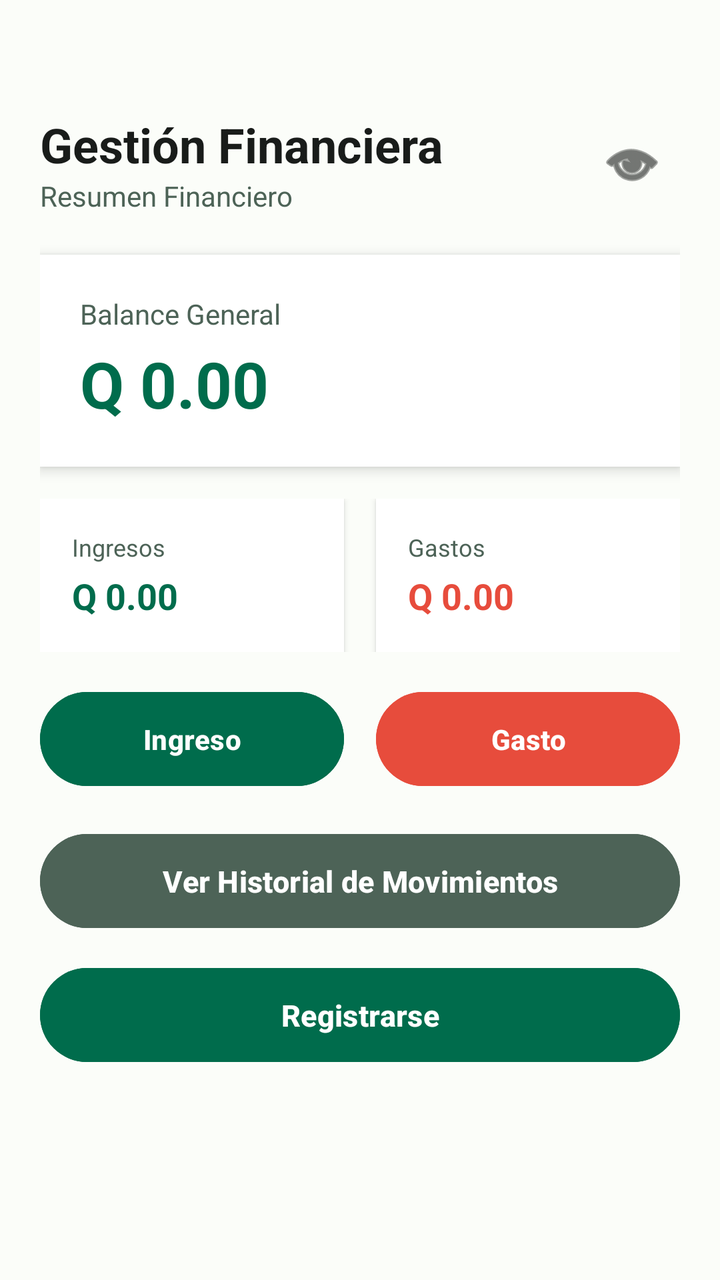
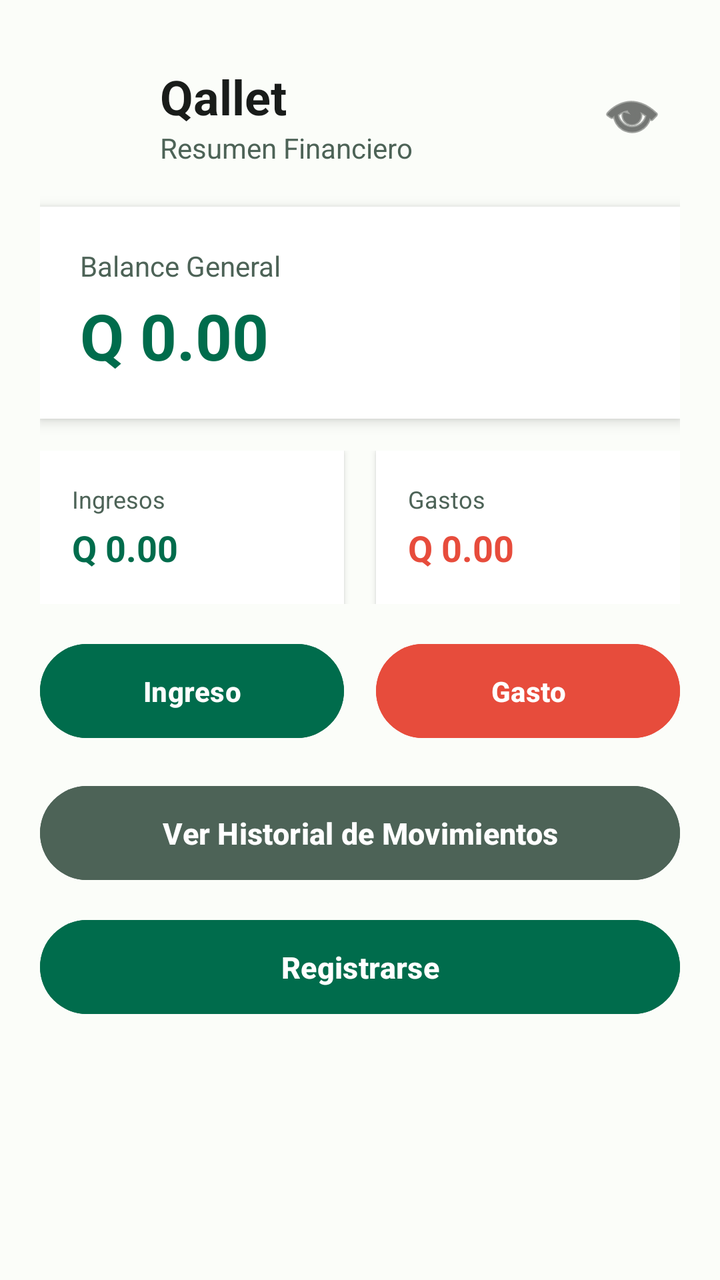

Compare the two renders of this Android layout. The source of the first and the diff that turns it into the second are given below.
<!-- AndroidManifest.xml: application theme Theme.AppFinanzas -->
<!-- res/layout/activity_main.xml -->
<?xml version="1.0" encoding="utf-8"?>
<LinearLayout xmlns:android="http://schemas.android.com/apk/res/android"
    xmlns:app="http://schemas.android.com/apk/res-auto"
    android:layout_width="match_parent"
    android:layout_height="match_parent"
    android:orientation="vertical"
    android:paddingStart="20dp"
    android:paddingEnd="20dp"
    android:paddingBottom="20dp"
    android:paddingTop="56dp"
    android:background="@color/colorBackground">

    
    <LinearLayout
        android:layout_width="match_parent"
        android:layout_height="wrap_content"
        android:orientation="horizontal"
        android:gravity="center_vertical"
        android:layout_marginBottom="20dp">

        <LinearLayout
            android:layout_width="0dp"
            android:layout_height="wrap_content"
            android:layout_weight="1"
            android:orientation="vertical">

            <TextView
                android:id="@+id/tvBienvenida"
                android:layout_width="wrap_content"
                android:layout_height="wrap_content"
                android:text="Gestión Financiera"
                android:textColor="@color/colorOnSurface"
                android:textSize="24sp"
                android:textStyle="bold" />

            <TextView
                android:id="@+id/tvSubtitulo"
                android:layout_width="wrap_content"
                android:layout_height="wrap_content"
                android:text="Resumen Financiero"
                android:textSize="14sp"
                android:textColor="@color/colorSecondary" />
        </LinearLayout>

        
        <ImageButton
            android:id="@+id/btnOcultarSaldo"
            android:layout_width="48dp"
            android:layout_height="48dp"
            android:background="?attr/selectableItemBackgroundBorderless"
            android:src="@android:drawable/ic_menu_view"
            app:tint="@color/colorOnSurface"
            android:contentDescription="Ocultar o mostrar saldo" />
    </LinearLayout>

    
    <LinearLayout
        android:layout_width="match_parent"
        android:layout_height="wrap_content"
        android:orientation="vertical"
        android:background="@color/colorSurface"
        android:padding="20dp"
        android:elevation="4dp"
        android:layout_marginBottom="16dp">

        <TextView
            android:layout_width="wrap_content"
            android:layout_height="wrap_content"
            android:text="Balance General"
            android:textSize="14sp"
            android:textColor="@color/colorSecondary" />

        <TextView
            android:id="@+id/tvBalanceTotal"
            android:layout_width="wrap_content"
            android:layout_height="wrap_content"
            android:text="Q 0.00"
            android:textSize="32sp"
            android:textStyle="bold"
            android:textColor="@color/colorPrimary"
            android:layout_marginTop="4dp" />
    </LinearLayout>

    
    <LinearLayout
        android:layout_width="match_parent"
        android:layout_height="wrap_content"
        android:orientation="horizontal"
        android:layout_marginBottom="16dp">

        
        <LinearLayout
            android:layout_width="0dp"
            android:layout_height="wrap_content"
            android:layout_weight="1"
            android:orientation="vertical"
            android:background="@color/colorSurface"
            android:padding="16dp"
            android:elevation="2dp"
            android:layout_marginEnd="8dp">

            <TextView
                android:layout_width="wrap_content"
                android:layout_height="wrap_content"
                android:text="Ingresos"
                android:textSize="12sp"
                android:textColor="@color/colorSecondary" />

            <TextView
                android:id="@+id/tvIngresosTotal"
                android:layout_width="wrap_content"
                android:layout_height="wrap_content"
                android:text="Q 0.00"
                android:textSize="18sp"
                android:textStyle="bold"
                android:textColor="@color/colorPrimary"
                android:layout_marginTop="4dp" />
        </LinearLayout>

        
        <LinearLayout
            android:layout_width="0dp"
            android:layout_height="wrap_content"
            android:layout_weight="1"
            android:orientation="vertical"
            android:background="@color/colorSurface"
            android:padding="16dp"
            android:elevation="2dp"
            android:layout_marginStart="8dp">

            <TextView
                android:layout_width="wrap_content"
                android:layout_height="wrap_content"
                android:text="Gastos"
                android:textSize="12sp"
                android:textColor="@color/colorSecondary" />

            <TextView
                android:id="@+id/tvGastosTotal"
                android:layout_width="wrap_content"
                android:layout_height="wrap_content"
                android:text="Q 0.00"
                android:textSize="18sp"
                android:textStyle="bold"
                android:textColor="#E74C3C"
                android:layout_marginTop="4dp" />
        </LinearLayout>
    </LinearLayout>

    
    <LinearLayout
        android:layout_width="match_parent"
        android:layout_height="wrap_content"
        android:orientation="horizontal"
        android:weightSum="2"
        android:layout_marginBottom="16dp">

        <Button
            android:id="@+id/btnRegistrarIngreso"
            android:layout_width="0dp"
            android:layout_height="55dp"
            android:layout_weight="1"
            android:layout_marginEnd="8dp"
            android:backgroundTint="@color/colorPrimary"
            android:text="Ingreso"
            android:textColor="@color/colorOnPrimary"
            android:textSize="14sp"
            android:textStyle="bold" />

        <Button
            android:id="@+id/btnRegistrarGasto"
            android:layout_width="0dp"
            android:layout_height="55dp"
            android:layout_weight="1"
            android:layout_marginStart="8dp"
            android:backgroundTint="#E74C3C"
            android:text="Gasto"
            android:textColor="#FFFFFF"
            android:textSize="14sp"
            android:textStyle="bold" />
    </LinearLayout>

    
    <Button
        android:id="@+id/btnVerHistorial"
        android:layout_width="match_parent"
        android:layout_height="55dp"
        android:backgroundTint="@color/colorSecondary"
        android:text="Ver Historial de Movimientos"
        android:textColor="@color/colorOnPrimary"
        android:textSize="15sp"
        android:textStyle="bold" />

    <Button
        android:id="@+id/btnRegistrarseMain"
        android:layout_width="match_parent"
        android:layout_height="55dp"
        android:layout_marginTop="12dp"
        android:backgroundTint="@color/colorPrimary"
        android:text="Registrarse"
        android:textColor="@color/colorOnPrimary"
        android:textSize="15sp"
        android:textStyle="bold" />

</LinearLayout>
<!-- resources referenced by this layout -->
<resources>
  <color name="colorBackground">#FBFDF9</color>
  <color name="colorOnPrimary">#FFFFFF</color>
  <color name="colorOnSurface">#191C1A</color>
  <color name="colorPrimary">#006C4C</color>
  <color name="colorSecondary">#4D6357</color>
  <color name="colorSurface">#FFFFFF</color>
  <style name="Theme.AppFinanzas" parent="Base.Theme.AppFinanzas" />
  <style name="Base.Theme.AppFinanzas" parent="Theme.Material3.DayNight.NoActionBar">
          
          
      </style>
</resources>

<!-- the commit's change to res/layout/activity_main.xml (unified diff, before → after) -->
@@ -7,7 +7,7 @@
     android:paddingStart="20dp"
     android:paddingEnd="20dp"
     android:paddingBottom="20dp"
-    android:paddingTop="56dp"
+    android:paddingTop="32dp"
     android:background="@color/colorBackground">
 
     
@@ -18,6 +18,14 @@
         android:gravity="center_vertical"
         android:layout_marginBottom="20dp">
 
+        
+        <ImageView
+            android:layout_width="48dp"
+            android:layout_height="48dp"
+            android:src="@mipmap/ic_launcher"
+            android:layout_marginEnd="12dp"
+            android:contentDescription="Logo Qallet" />
+
         <LinearLayout
             android:layout_width="0dp"
             android:layout_height="wrap_content"
@@ -28,7 +36,7 @@
                 android:id="@+id/tvBienvenida"
                 android:layout_width="wrap_content"
                 android:layout_height="wrap_content"
-                android:text="Gestión Financiera"
+                android:text="Qallet"
                 android:textColor="@color/colorOnSurface"
                 android:textSize="24sp"
                 android:textStyle="bold" />
<!-- resource entries referenced after the edit -->
@@ -6,7 +6,15 @@
   <color name="colorPrimary">#006C4C</color>
   <color name="colorSecondary">#4D6357</color>
   <color name="colorSurface">#FFFFFF</color>
+  <!-- mipmap ic_launcher (mipmap-anydpi-v26) -->
+  <?xml version="1.0" encoding="utf-8"?>
+  <adaptive-icon xmlns:android="http://schemas.android.com/apk/res/android">
+      <background android:drawable="@drawable/ic_launcher_background"/>
+      <foreground android:drawable="@mipmap/ic_launcher_foreground"/>
+      <monochrome android:drawable="@mipmap/ic_launcher_foreground"/>
+  </adaptive-icon>
   <style name="Theme.AppFinanzas" parent="Base.Theme.AppFinanzas" />
+  <!-- drawable ic_launcher_background: vector/xml drawable (drawable, 4866 chars, omitted) -->
   <style name="Base.Theme.AppFinanzas" parent="Theme.Material3.DayNight.NoActionBar">
           
           
